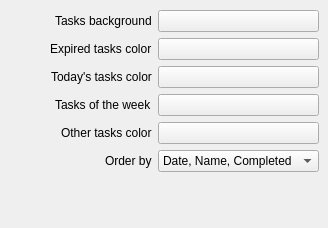
The window that tasks/src/appearanceconfig.ui (KDE/akonadi-google-applets) describes before a commit, drawn with Qt 5.
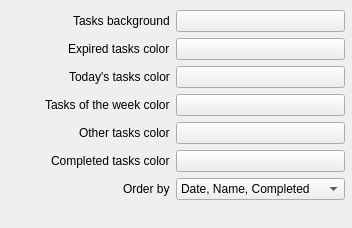
The same window after the commit. Custom widgets are drawn as their Qt base class.

Commit message: Add option for color of completed tasks and cleaning up the code

```diff
--- a/tasks/src/appearanceconfig.ui
+++ b/tasks/src/appearanceconfig.ui
@@ -6,13 +6,13 @@
    <rect>
     <x>0</x>
     <y>0</y>
-    <width>328</width>
+    <width>352</width>
     <height>228</height>
    </rect>
   </property>
   <property name="minimumSize">
    <size>
-    <width>328</width>
+    <width>352</width>
     <height>228</height>
    </size>
   </property>
@@ -21,41 +21,11 @@
     <rect>
      <x>0</x>
      <y>10</y>
-     <width>319</width>
-     <height>166</height>
+     <width>345</width>
+     <height>194</height>
     </rect>
    </property>
    <layout class="QGridLayout" name="gridLayout">
-    <item row="5" column="1">
-     <widget class="QComboBox" name="orderBy">
-      <property name="enabled">
-       <bool>true</bool>
-      </property>
-      <property name="sizeAdjustPolicy">
-       <enum>QComboBox::AdjustToContents</enum>
-      </property>
-      <item>
-       <property name="text">
-        <string>Date, Name, Completed</string>
-       </property>
-      </item>
-      <item>
-       <property name="text">
-        <string>Name, Date, Completed</string>
-       </property>
-      </item>
-      <item>
-       <property name="text">
-        <string>Completed, Date, Name</string>
-       </property>
-      </item>
-      <item>
-       <property name="text">
-        <string>Completed, Name, Date</string>
-       </property>
-      </item>
-     </widget>
-    </item>
     <item row="1" column="0" alignment="Qt::AlignRight">
      <widget class="QLabel" name="label">
       <property name="text">
@@ -77,7 +47,7 @@
       </property>
      </widget>
     </item>
-    <item row="5" column="0" alignment="Qt::AlignRight">
+    <item row="6" column="0" alignment="Qt::AlignRight">
      <widget class="QLabel" name="label_5">
       <property name="text">
        <string>Order by</string>
@@ -112,10 +82,17 @@
     <item row="4" column="1">
      <widget class="KColorButton" name="otherColor"/>
     </item>
+    <item row="0" column="0" alignment="Qt::AlignRight">
+     <widget class="QLabel" name="label_6">
+      <property name="text">
+       <string>Tasks background</string>
+      </property>
+     </widget>
+    </item>
     <item row="3" column="0" alignment="Qt::AlignRight">
      <widget class="QLabel" name="label_3">
       <property name="text">
-       <string>Tasks of the week</string>
+       <string>Tasks of the week color</string>
       </property>
      </widget>
     </item>
@@ -130,11 +107,34 @@
       </property>
      </widget>
     </item>
-    <item row="0" column="0" alignment="Qt::AlignRight">
-     <widget class="QLabel" name="label_6">
-      <property name="text">
-       <string>Tasks background</string>
+    <item row="6" column="1">
+     <widget class="QComboBox" name="orderBy">
+      <property name="enabled">
+       <bool>true</bool>
       </property>
+      <property name="sizeAdjustPolicy">
+       <enum>QComboBox::AdjustToContents</enum>
+      </property>
+      <item>
+       <property name="text">
+        <string>Date, Name, Completed</string>
+       </property>
+      </item>
+      <item>
+       <property name="text">
+        <string>Name, Date, Completed</string>
+       </property>
+      </item>
+      <item>
+       <property name="text">
+        <string>Completed, Date, Name</string>
+       </property>
+      </item>
+      <item>
+       <property name="text">
+        <string>Completed, Name, Date</string>
+       </property>
+      </item>
      </widget>
     </item>
     <item row="0" column="1">
@@ -148,6 +148,16 @@
       </property>
      </widget>
     </item>
+    <item row="5" column="0" alignment="Qt::AlignRight">
+     <widget class="QLabel" name="label_7">
+      <property name="text">
+       <string>Completed tasks color</string>
+      </property>
+     </widget>
+    </item>
+    <item row="5" column="1">
+     <widget class="KColorButton" name="completedColor"/>
+    </item>
    </layout>
   </widget>
  </widget>
```
The commit also changes 20 other files.
